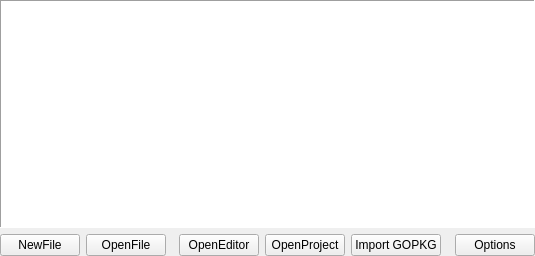
First picture: the form in liteidex/src/plugins/welcome/welcomewidget.ui, repository seanxyh/liteide, before the edit.
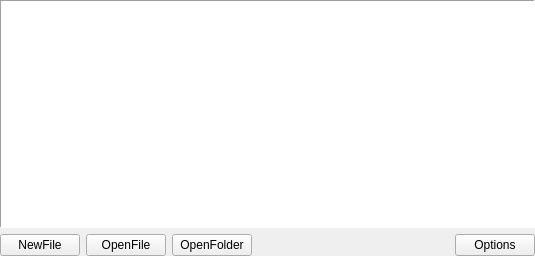
Second picture: the form after the edit.

The edit to the form file:
```diff
--- a/liteidex/src/plugins/welcome/welcomewidget.ui
+++ b/liteidex/src/plugins/welcome/welcomewidget.ui
@@ -41,39 +41,9 @@
       </widget>
      </item>
      <item>
-      <spacer name="horizontalSpacer_4">
-       <property name="orientation">
-        <enum>Qt::Horizontal</enum>
-       </property>
-       <property name="sizeType">
-        <enum>QSizePolicy::Preferred</enum>
-       </property>
-       <property name="sizeHint" stdset="0">
-        <size>
-         <width>20</width>
-         <height>20</height>
-        </size>
-       </property>
-      </spacer>
-     </item>
-     <item>
-      <widget class="QPushButton" name="openEditorButton">
+      <widget class="QPushButton" name="openFolderButton">
        <property name="text">
-        <string>OpenEditor</string>
-       </property>
-      </widget>
-     </item>
-     <item>
-      <widget class="QPushButton" name="openProjectButton">
-       <property name="text">
-        <string>OpenProject</string>
-       </property>
-      </widget>
-     </item>
-     <item>
-      <widget class="QPushButton" name="openGopkgButton">
-       <property name="text">
-        <string>Import GOPKG</string>
+        <string>OpenFolder</string>
        </property>
       </widget>
      </item>
```
